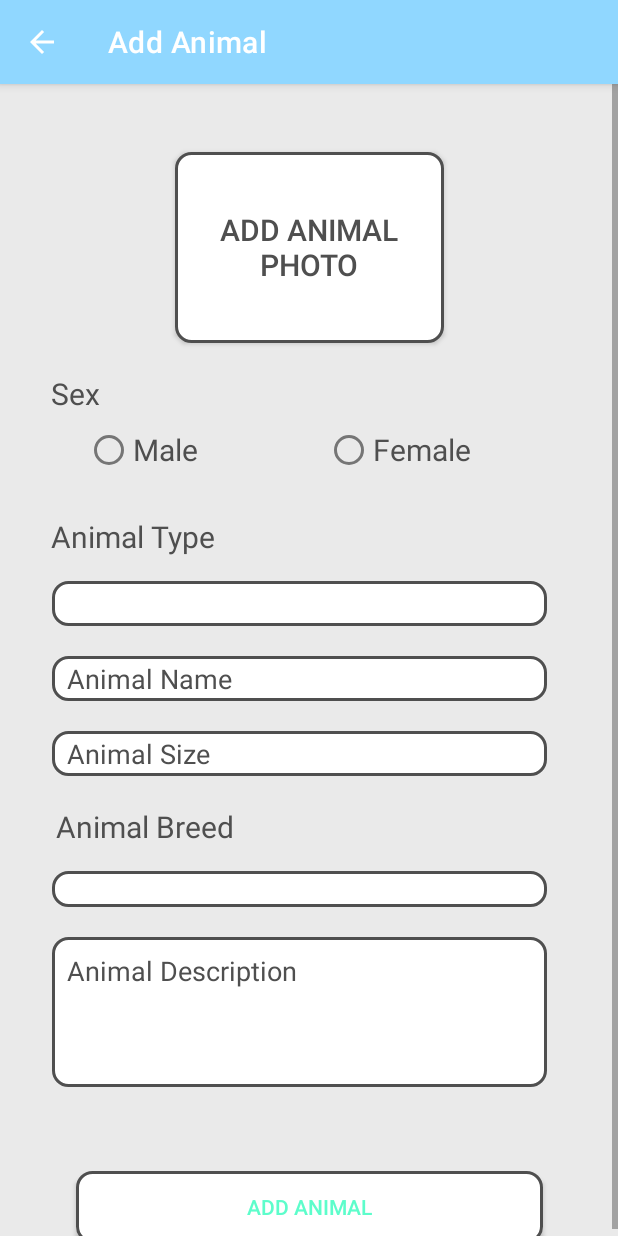
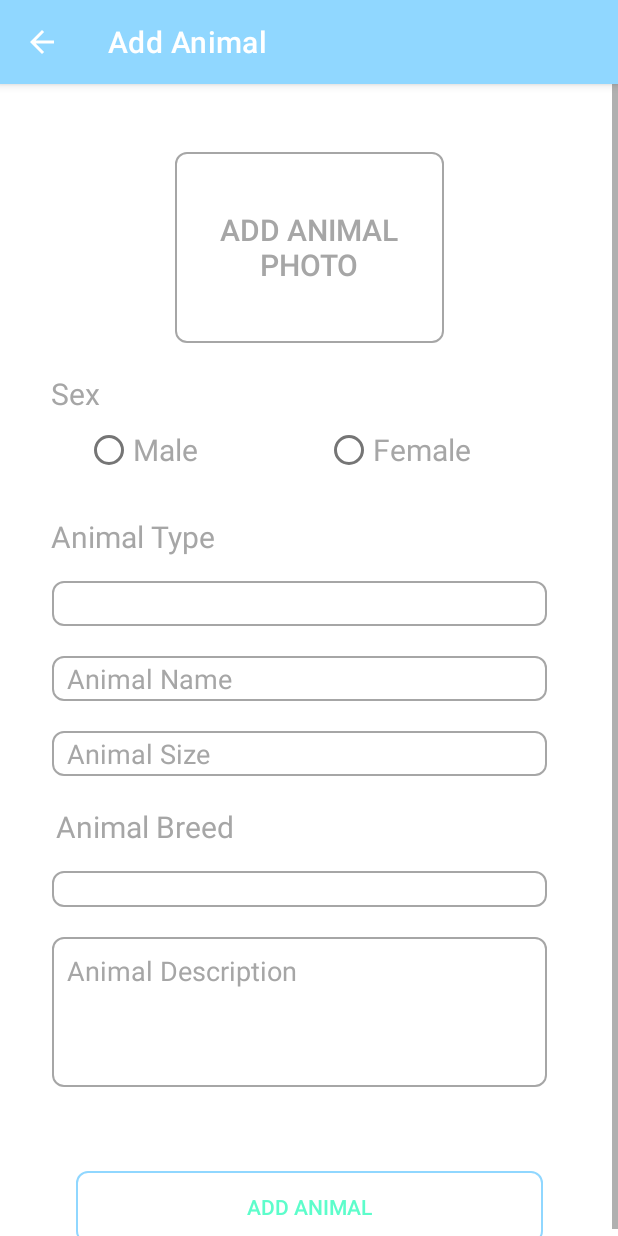
Before and after one commit to diogopjesus/PetSitter, an Android app: the AddAnimal screen opened directly, with no data from a screen before it, on a phone screen of 412 x 824 dp. Run offline under Robolectric (Android 15) with nearby library versions, the phone set to English and light mode, and no system bars.

Commit message:
Little changes

```diff
--- a/app/src/main/res/drawable/rounded_corner_text.xml
+++ b/app/src/main/res/drawable/rounded_corner_text.xml
@@ -7,7 +7,7 @@
     <corners android:radius="50dp" />
 
     <!-- This is the border color -->
-    <stroke android:width="2dp" android:color="@color/white" />
+    <stroke android:width="1dp" android:color="@color/white" />
 
 
 
--- a/app/src/main/res/drawable/rounded_corner_text_grey.xml
+++ b/app/src/main/res/drawable/rounded_corner_text_grey.xml
@@ -4,8 +4,10 @@
     xmlns:android="http://schemas.android.com/apk/res/android"
     android:shape="rectangle">
 
+
+    <corners android:radius="7dp" />
     <!-- This is the border color -->
-    <stroke android:width="2dp" android:color="#4f4f4f"/>
+    <stroke android:width="1dp" android:color="#a6a6a6"/>
 
 
 
--- a/app/src/main/res/drawable/rounded_corner_text_grey_white_background.xml
+++ b/app/src/main/res/drawable/rounded_corner_text_light_blue.xml
@@ -4,12 +4,10 @@
     xmlns:android="http://schemas.android.com/apk/res/android"
     android:shape="rectangle">
 
-    <corners android:radius="10dp" />
 
-    <solid android:color="@android:color/white"/>
+    <corners android:radius="7dp" />
     <!-- This is the border color -->
-
-    <stroke android:width="2dp" android:color="#4f4f4f" />
+    <stroke android:width="1dp" android:color="#90D7FF"/>
 
 
 
--- a/app/src/main/res/layout/add_animal.xml
+++ b/app/src/main/res/layout/add_animal.xml
@@ -4,8 +4,7 @@
     xmlns:app="http://schemas.android.com/apk/res-auto"
     xmlns:tools="http://schemas.android.com/tools"
     android:layout_width="match_parent"
-    android:layout_height="match_parent"
-    android:background="#EAEAEA">
+    android:layout_height="match_parent">
 
     <ScrollView
         android:layout_width="match_parent"
@@ -20,8 +19,8 @@
                 android:layout_width="179dp"
                 android:layout_height="127dp"
                 android:text="Add Animal Photo"
-                android:background="@drawable/rounded_corner_text_grey_white_background"
-                android:textColor="#4F4F4F"
+                android:background="@drawable/rounded_corner_text_grey"
+                android:textColor="#a6a6a6"
                 android:textSize="20sp"
                 app:layout_constraintBottom_toBottomOf="parent"
                 app:layout_constraintEnd_toEndOf="parent"
@@ -35,7 +34,7 @@
                 android:layout_height="wrap_content"
                 android:layout_marginTop="20dp"
                 android:text="Sex"
-                android:textColor="#4F4F4F"
+                android:textColor="#a6a6a6"
                 android:textSize="20sp"
                 app:layout_constraintEnd_toEndOf="parent"
                 app:layout_constraintHorizontal_bias="0.089"
@@ -56,7 +55,7 @@
                     android:layout_width="150dp"
                     android:layout_height="48dp"
                     android:text="Male"
-                    android:textColor="#4F4F4F"
+                    android:textColor="#a6a6a6"
                     android:textSize="20sp" />
 
                 <RadioButton
@@ -64,7 +63,7 @@
                     android:layout_height="48dp"
                     android:layout_marginLeft="10dp"
                     android:text="Female"
-                    android:textColor="#4F4F4F"
+                    android:textColor="#a6a6a6"
                     android:textSize="20sp" />
 
             </RadioGroup>
@@ -75,7 +74,7 @@
                 android:layout_height="wrap_content"
                 android:layout_marginTop="20dp"
                 android:text="Animal Type"
-                android:textColor="#4F4F4F"
+                android:textColor="#a6a6a6"
                 android:textSize="20sp"
                 app:layout_constraintEnd_toEndOf="parent"
                 app:layout_constraintHorizontal_bias="0.113"
@@ -88,7 +87,7 @@
                 android:layout_width="330dp"
                 android:layout_height="30dp"
                 android:layout_marginTop="16dp"
-                android:background="@drawable/rounded_corner_text_grey_white_background"
+                android:background="@drawable/rounded_corner_text_grey"
                 app:layout_constraintEnd_toEndOf="parent"
                 app:layout_constraintHorizontal_bias="0.419"
                 app:layout_constraintStart_toStartOf="parent"
@@ -101,8 +100,8 @@
                 android:layout_marginTop="20dp"
                 android:hint="Animal Name"
                 android:paddingLeft="10dp"
-                android:textColorHint="#4F4F4F"
-                android:background="@drawable/rounded_corner_text_grey_white_background"
+                android:textColorHint="#a6a6a6"
+                android:background="@drawable/rounded_corner_text_grey"
                 android:inputType="textPersonName"
                 app:layout_constraintEnd_toEndOf="parent"
                 app:layout_constraintHorizontal_bias="0.419"
@@ -115,10 +114,10 @@
                 android:layout_width="330dp"
                 android:layout_height="30dp"
                 android:layout_marginTop="20dp"
-                android:background="@drawable/rounded_corner_text_grey_white_background"
+                android:background="@drawable/rounded_corner_text_grey"
                 android:hint="Animal Size"
                 android:paddingLeft="10dp"
-                android:textColorHint="#4F4F4F"
+                android:textColorHint="#a6a6a6"
                 android:inputType="textPersonName"
                 app:layout_constraintEnd_toEndOf="parent"
                 app:layout_constraintHorizontal_bias="0.419"
@@ -131,7 +130,7 @@
                 android:layout_height="wrap_content"
                 android:layout_marginTop="20dp"
                 android:text="Animal Breed"
-                android:textColor="#4F4F4F"
+                android:textColor="#a6a6a6"
                 android:textSize="20sp"
                 app:layout_constraintEnd_toEndOf="parent"
                 app:layout_constraintHorizontal_bias="0.127"
@@ -143,9 +142,9 @@
                 android:layout_width="330dp"
                 android:layout_height="24dp"
                 android:layout_marginTop="16dp"
-                android:textColor="#4F4F4F"
+                android:textColor="#a6a6a6"
                 android:textSize="20sp"
-                android:background="@drawable/rounded_corner_text_grey_white_background"
+                android:background="@drawable/rounded_corner_text_grey"
                 app:layout_constraintEnd_toEndOf="parent"
                 app:layout_constraintHorizontal_bias="0.419"
                 app:layout_constraintStart_toStartOf="parent"
@@ -162,9 +161,9 @@
                 android:padding="10dp"
                 android:minLines="1"
                 android:maxLines="5"
-                android:textColorHint="#4F4F4F"
+                android:textColorHint="#a6a6a6"
                 android:inputType="textMultiLine"
-                android:background="@drawable/rounded_corner_text_grey_white_background"
+                android:background="@drawable/rounded_corner_text_grey"
                 app:layout_constraintEnd_toEndOf="parent"
                 app:layout_constraintHorizontal_bias="0.419"
                 app:layout_constraintStart_toStartOf="parent"
@@ -175,7 +174,7 @@
                 android:layout_width="311dp"
                 android:layout_height="48dp"
                 android:layout_marginTop="56dp"
-                android:background="@drawable/rounded_corner_text_grey_white_background"
+                android:background="@drawable/rounded_corner_text_light_blue"
                 android:onClick="onClickEvent"
                 android:text="Add Animal"
                 android:layout_marginBottom="20dp"
--- a/app/src/main/res/layout/myrequests_petowner.xml
+++ b/app/src/main/res/layout/myrequests_petowner.xml
@@ -3,8 +3,7 @@
     xmlns:app="http://schemas.android.com/apk/res-auto"
     xmlns:tools="http://schemas.android.com/tools"
     android:layout_width="match_parent"
-    android:layout_height="match_parent"
-    android:background="#EAEAEA">
+    android:layout_height="match_parent">
 
     <androidx.constraintlayout.widget.ConstraintLayout
         android:id="@+id/constraintLayout"
--- a/app/src/main/res/layout/myrequests_petsitter.xml
+++ b/app/src/main/res/layout/myrequests_petsitter.xml
@@ -4,8 +4,7 @@
     xmlns:app="http://schemas.android.com/apk/res-auto"
     xmlns:tools="http://schemas.android.com/tools"
     android:layout_width="match_parent"
-    android:layout_height="match_parent"
-    android:background="#EAEAEA">
+    android:layout_height="match_parent">
 
     <ImageView
         android:id="@+id/imageView4"
```
Also changed, not shown: app/src/main/res/layout/dogwalking_request.xml (+17 -18 lines), app/src/main/res/layout/pethosting_request.xml (+13 -15 lines), app/src/main/res/layout/petowner_homepage.xml (+9 -11 lines), app/src/main/res/layout/petsitter_homepage.xml (+8 -10 lines), app/src/main/res/layout/petsitting_request.xml (+16 -19 lines), app/src/main/res/layout/profile_petowner.xml (+5 -5 lines), app/src/main/res/layout/profile_petsitter.xml (+12 -4 lines).
